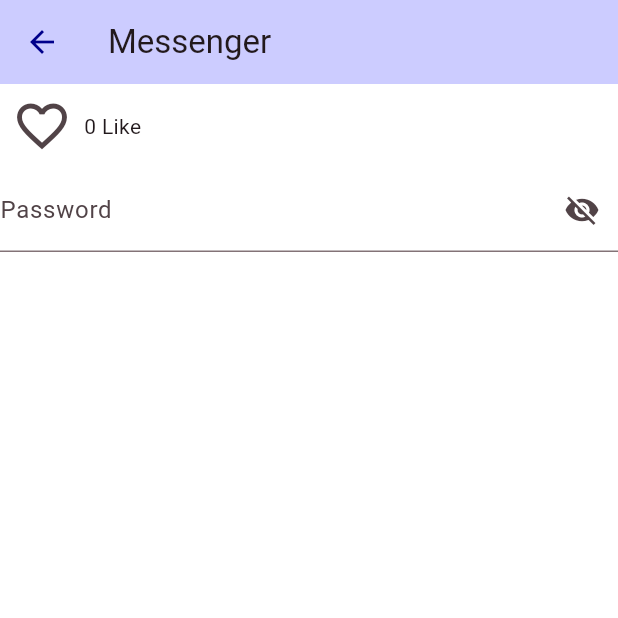
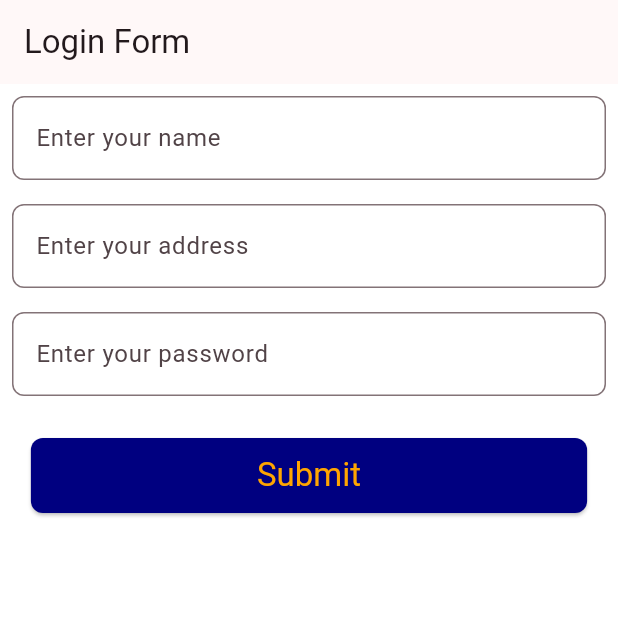
Before and after one commit to sijalneupane/flutter_app_1, a Flutter app: the screen it shows after launch, on a phone screen of 412 x 824 dp, the top half of it. Run offline on Flutter 3.47's test engine with Material 3 defaults, Android fonts, the phone set to English and light mode, and no system bars; our stand-ins replace carousel_slider, font_awesome_flutter, google_fonts, readmore.

Commit message:
first day after dashain/tihar, revision of form

```diff
--- a/lib/main.dart
+++ b/lib/main.dart
@@ -7,6 +7,7 @@ import 'package:flutter_app_1/login1.dart';
 import 'package:flutter_app_1/login2.dart';
 import 'package:flutter_app_1/signup1.dart';
 import 'package:flutter_app_1/splash_screen.dart';
+import 'package:flutter_app_1/student_form.dart';
 import 'package:flutter_app_1/textform1.dart';
 
 void main() {
@@ -31,7 +32,8 @@ class MyApp extends StatelessWidget {
         // home: Signup1()
         // home: Login1(),
         // home: Login2(),
-        home:Like(),
+        // home:Like(),
+        home: StudentForm(),
         );
   }
 }
--- /dev/null
+++ b/lib/student_form.dart
@@ -0,0 +1,67 @@
+import 'package:flutter/material.dart';
+import 'package:flutter_app_1/custom_textformfield.dart';
+import 'package:flutter_app_1/util/colors_const1.dart';
+import 'package:flutter_app_1/util/custom_elevatedbutton1.dart';
+import 'package:flutter_app_1/util/custom_textformfield1.dart';
+import 'package:flutter_app_1/util/string_const1.dart';
+
+class StudentForm extends StatefulWidget {
+  const StudentForm({super.key});
+
+  @override
+  State<StudentForm> createState() => _StudentFormState();
+}
+
+class _StudentFormState extends State<StudentForm> {
+  TextEditingController? nameController = TextEditingController();
+  TextEditingController? addressController = TextEditingController();
+  TextEditingController? passwordController = TextEditingController();
+  @override
+  Widget build(BuildContext context) {
+    return Scaffold(
+      appBar: AppBar(
+        title: Text(loginStr),
+        elevation: 0,
+      ),
+      body: Column(
+        children: [
+          CustomTextformfield1(
+            labelText: nameStr,
+            controller: nameController,
+            validator: (p0) {
+              if (p0!.isEmpty) {
+                return nameValidatorStr;
+              }
+              return null;
+            },
+          ),
+          CustomTextformfield1(
+            labelText: addressStr,
+            controller: addressController,
+            validator: (p0) {
+              if (p0!.isEmpty) {
+                return addressValidatorStr;
+              }
+              return null;
+            },
+          ),
+          CustomTextformfield1(
+            labelText: passwordStr,
+            controller: passwordController,
+            validator: (p0) {
+              if (p0!.isEmpty) {
+                return passwordValidatorStr;
+              }
+              return null;
+            },
+          ),
+          CustomElevatedbutton1(onPressed: (){
+            print("Name is ${nameController!.text}");
+            print("Address is ${addressController!.text}");
+            print("Password is ${passwordController!.text}");
+          },child: Text(submitStr),)
+        ],
+      ),
+    );
+  }
+}
--- /dev/null
+++ b/lib/util/colors_const1.dart
@@ -0,0 +1,5 @@
+import 'package:flutter/material.dart';
+
+Color primaryColor=Color(0xff000080);
+Color secondaryColor=Color(0xffFFA500);
+Color maroonColor=Color(0xff800000);
--- /dev/null
+++ b/lib/util/custom_elevatedbutton1.dart
@@ -0,0 +1,28 @@
+import 'package:flutter/material.dart';
+import 'package:flutter_app_1/util/colors_const1.dart';
+import 'package:flutter_app_1/util/string_const1.dart';
+
+class CustomElevatedbutton1 extends StatelessWidget {
+  Widget? child;
+  void Function()? onPressed;
+  CustomElevatedbutton1({super.key,this.child,this.onPressed});
+
+  @override
+  Widget build(BuildContext context) {
+    return Padding(
+      padding: const EdgeInsets.only(top: 20.0),
+      child: SizedBox(
+        height: 50,
+        width: MediaQuery.of(context).size.width * 0.9,
+        child: ElevatedButton(
+          onPressed: onPressed,
+          child:child,
+          style: ElevatedButton.styleFrom(shape: RoundedRectangleBorder(borderRadius: BorderRadius.circular(8)),
+            backgroundColor: primaryColor,foregroundColor: secondaryColor,
+            textStyle: TextStyle(fontSize: 22)
+            ),
+        ),
+      ),
+    );
+  }
+}
--- /dev/null
+++ b/lib/util/custom_textformfield1.dart
@@ -0,0 +1,25 @@
+import 'package:flutter/material.dart';
+
+class CustomTextformfield1 extends StatelessWidget {
+  String? labelText;
+  TextEditingController? controller;
+  String? Function(String?)? validator;
+  CustomTextformfield1({super.key,this.labelText,this.controller,this.validator});
+
+  @override
+  Widget build(BuildContext context) {
+    return Padding(
+      padding: const EdgeInsets.all(8.0),
+      child: TextFormField(
+        controller:controller,
+        validator:validator,
+        decoration: InputDecoration(
+          labelText:labelText ,
+          border:OutlineInputBorder(
+            borderRadius: BorderRadius.circular(8)
+          )
+        ),
+      ),
+    );
+  }
+}
--- /dev/null
+++ b/lib/util/string_const1.dart
@@ -0,0 +1,12 @@
+String instagramStr="Instagram";
+String loginStr="Login Form";
+
+String nameStr="Enter your name";
+String addressStr="Enter your address";
+String passwordStr="Enter your password";
+
+String submitStr="Submit";
+
+String nameValidatorStr="Please enter the name";
+String addressValidatorStr="Please enter the address";
+String passwordValidatorStr="PLease enter the password";
```
Also changed, not shown: lib/util/custom_text1.dart (added).
